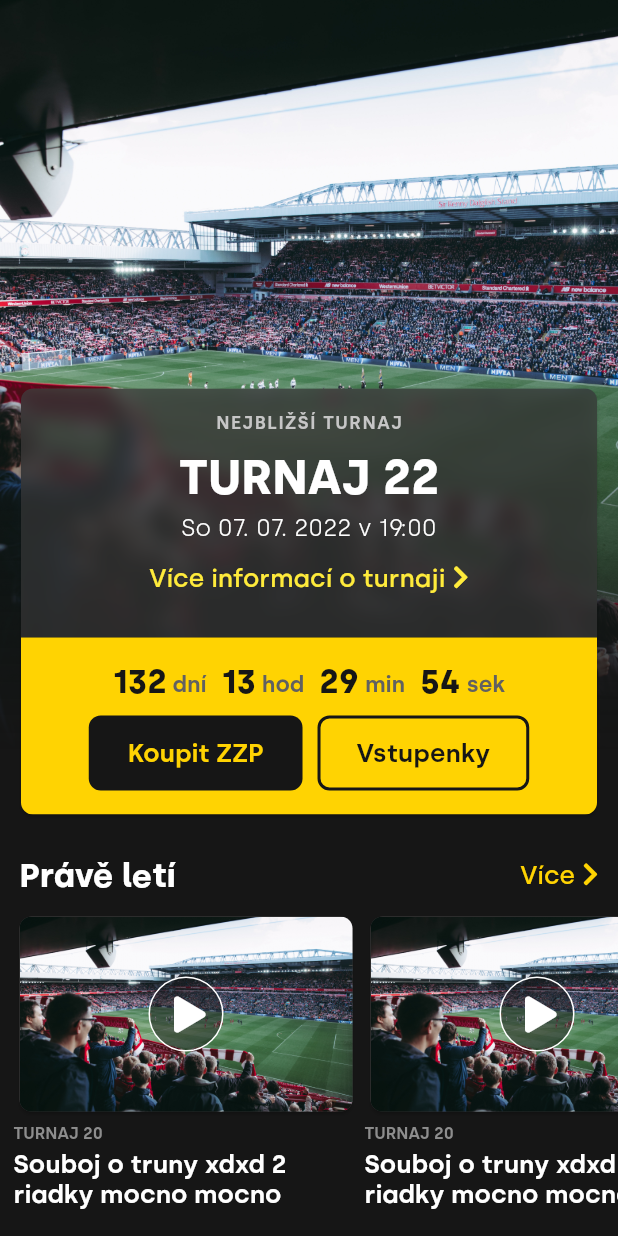
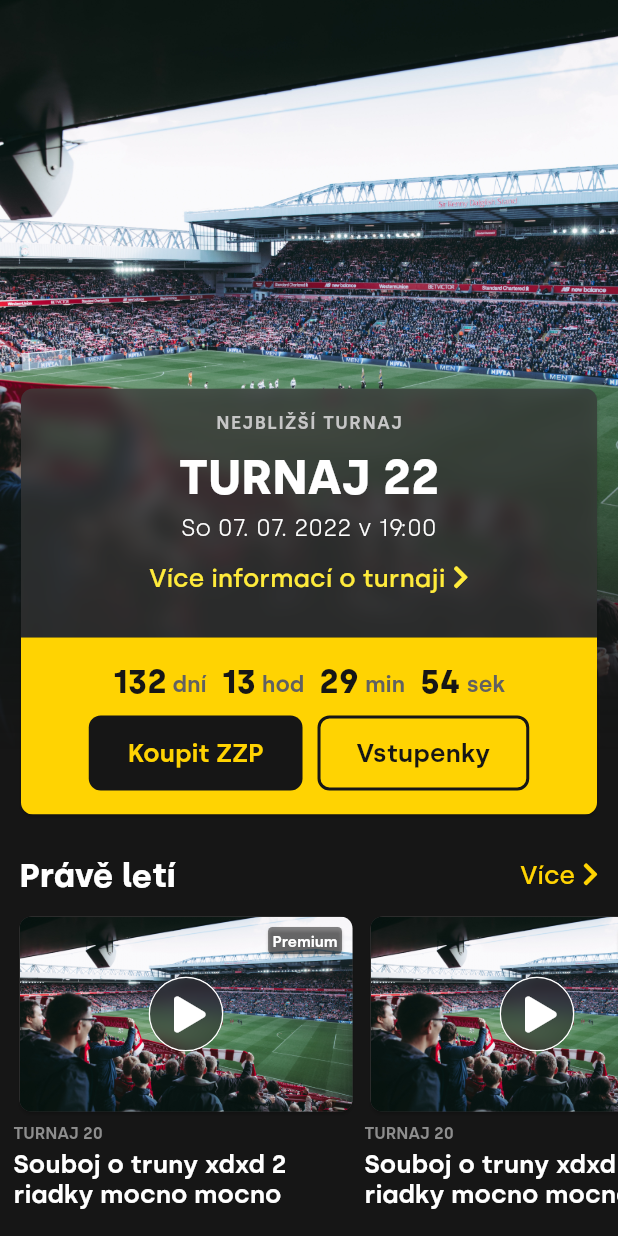
Before and after one commit to Plasmoxy/zwizu_zadanie, a Flutter app: the screen it shows after launch, on a phone screen of 412 x 824 dp. Run offline on Flutter 3.47's test engine with Material 2 defaults, Android fonts, the phone set to English and light mode, and no system bars; our stand-ins replace font_awesome_flutter.

Commit message:
premium banner

```diff
--- a/lib/apptheme.dart
+++ b/lib/apptheme.dart
@@ -1,3 +1,5 @@
+import 'dart:ui';
+
 import 'package:flutter/material.dart';
 
 class AppTheme {
@@ -44,4 +46,9 @@ class AppTheme {
         ),
         padding: EdgeInsets.symmetric(horizontal: 26, vertical: 15),
       );
+
+  static ImageFilter blurFilter = ImageFilter.blur(
+    sigmaX: 6.0,
+    sigmaY: 6.0,
+  );
 }
--- a/lib/components/VideoSingleElement.dart
+++ b/lib/components/VideoSingleElement.dart
@@ -1,3 +1,5 @@
+import 'dart:ui';
+
 import 'package:flutter/material.dart';
 import 'package:font_awesome_flutter/font_awesome_flutter.dart';
 import 'package:zwizu_zadanie/apptheme.dart';
@@ -36,6 +38,9 @@ class VideoSingleElement extends StatelessWidget {
                   // play circle
                   Positioned.fill(
                     child: Center(
+                      child: ClipOval(
+                        child: BackdropFilter(
+                          filter: AppTheme.blurFilter,
                           child: Container(
                             width: 50.0,
                             height: 50.0,
@@ -50,6 +55,8 @@ class VideoSingleElement extends StatelessWidget {
                           ),
                         ),
                       ),
+                    ),
+                  ),
 
                   // play icon
                   Positioned.fill(
@@ -57,6 +64,23 @@ class VideoSingleElement extends StatelessWidget {
                       child: Container(
                         padding: EdgeInsets.only(left: 5),
                         child: FaIcon(FontAwesomeIcons.play),
+                      ),
+                    ),
+                  ),
+
+                  // premium label
+                  Positioned(
+                    top: 3,
+                    right: 3,
+                    child: Card(
+                      color: AppTheme.black.withOpacity(0.5),
+                      shape: RoundedRectangleBorder(borderRadius: BorderRadius.circular(3)),
+                      child: Padding(
+                        padding: EdgeInsets.all(3),
+                        child: Text(
+                          'Premium',
+                          style: TextStyle(fontSize: 10, fontWeight: FontWeight.w600),
+                        ),
                       ),
                     ),
                   ),
--- a/lib/pages/sections/Header.dart
+++ b/lib/pages/sections/Header.dart
@@ -47,10 +47,7 @@ class _HeaderState extends State<Header> {
       child: Column(
         children: [
           BackdropFilter(
-            filter: new ImageFilter.blur(
-              sigmaX: 6.0,
-              sigmaY: 6.0,
-            ),
+            filter: AppTheme.blurFilter,
             child: Container(
               color: AppTheme.grey.withOpacity(0.7),
               width: double.infinity,
```
Lines whose indentation alone changed are shown as unchanged.
